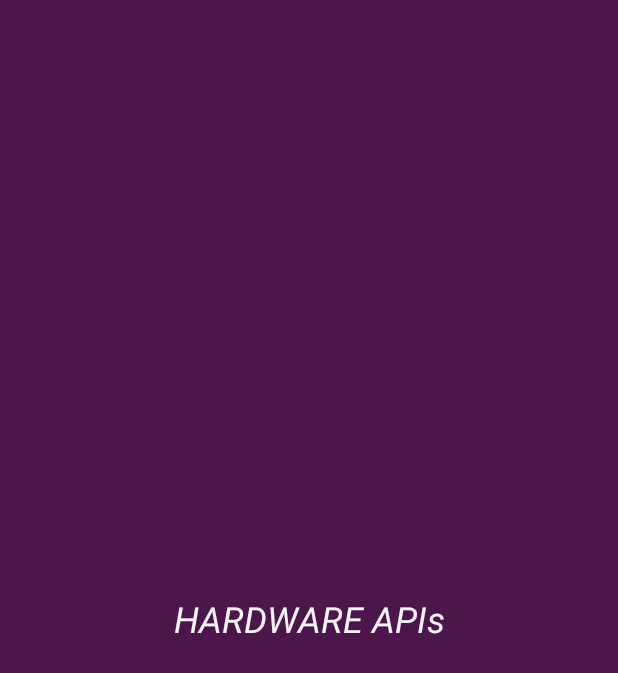
After one commit to ntoane/MTNModule4, an Android app: the layout activity_splash.xml on its own in the app's theme, with its tools: preview values and no code run, on a phone screen of 412 x 824 dp. The commit adds this screen. Shown: the top 673 px of the screen. Run offline under Robolectric (Android 15) with nearby library versions, the phone set to English and light mode, and no system bars.

Commit message:
Final changes

```diff
--- a/app/build.gradle
+++ b/app/build.gradle
@@ -1,6 +1,7 @@
 plugins {
     id 'com.android.application'
     id 'kotlin-android'
+    id 'kotlin-android-extensions'
 }
 
 android {
@@ -44,6 +45,8 @@ dependencies {
     // Kotlin
     implementation "androidx.navigation:navigation-fragment-ktx:$nav_version"
     implementation "androidx.navigation:navigation-ui-ktx:$nav_version"
+    // adding Admob SDK
+    implementation 'com.google.android.gms:play-services-ads:17.0.0'
 
     testImplementation 'junit:junit:4.+'
     androidTestImplementation 'androidx.test.ext:junit:1.1.3'
--- a/app/src/main/java/com/example/hardwareapis/MainActivity.kt
+++ b/app/src/main/java/com/example/hardwareapis/MainActivity.kt
@@ -2,6 +2,7 @@ package com.example.hardwareapis
 
 import androidx.appcompat.app.AppCompatActivity
 import android.os.Bundle
+import androidx.fragment.app.FragmentTransaction
 import androidx.navigation.findNavController
 import androidx.navigation.ui.setupWithNavController
 import com.google.android.material.bottomnavigation.BottomNavigationView
@@ -15,5 +16,9 @@ class MainActivity : AppCompatActivity() {
         val bottomNavigationView = findViewById<BottomNavigationView>(R.id.bottom_navigatin_view)
         val navController = findNavController(R.id.nav_fragment)
         bottomNavigationView.setupWithNavController(navController)
+
+//        val emailFragment = EmailFragment()
+//        val transaction: FragmentTransaction = fragmentManager!!.beginTransaction()
+//        transaction.replace(R.id.main)
     }
 }
--- /dev/null
+++ b/app/src/main/res/drawable/splash_background.xml
@@ -0,0 +1,4 @@
+<?xml version="1.0" encoding="utf-8"?>
+<shape xmlns:android="http://schemas.android.com/apk/res/android">
+    <solid android:color="@color/color_primary"></solid>
+</shape>
--- /dev/null
+++ b/app/src/main/res/layout/activity_splash.xml
@@ -0,0 +1,22 @@
+<?xml version="1.0" encoding="utf-8"?>
+<androidx.constraintlayout.widget.ConstraintLayout xmlns:android="http://schemas.android.com/apk/res/android"
+    xmlns:app="http://schemas.android.com/apk/res-auto"
+    xmlns:tools="http://schemas.android.com/tools"
+    android:layout_width="match_parent"
+    android:layout_height="match_parent"
+    style="?splashBackground"
+    tools:context=".SplashActivity">
+
+    <TextView
+        android:id="@+id/textView"
+        android:layout_width="wrap_content"
+        android:layout_height="wrap_content"
+        android:text="@string/splash_text"
+        android:textColor="@color/greySmoke"
+        android:textSize="24sp"
+        android:textStyle="italic"
+        app:layout_constraintBottom_toBottomOf="parent"
+        app:layout_constraintEnd_toEndOf="parent"
+        app:layout_constraintStart_toStartOf="parent"
+        app:layout_constraintTop_toTopOf="parent" />
+</androidx.constraintlayout.widget.ConstraintLayout>
--- a/app/src/main/res/values-night/themes.xml
+++ b/app/src/main/res/values-night/themes.xml
@@ -14,6 +14,7 @@
         <!-- Customize your theme here. -->
         <item name="android:buttonStyle">@style/button</item>
         <item name="pageBackground">@style/page_background</item>
+        <item name="splashBackground">@style/splash_background</item>
         <item name="textLarge">@style/text_large</item>
         <item name="textRegular">@style/text_regular</item>
         <item name="greyBackground">@style/white_background</item>
--- a/app/src/main/res/values/attrs.xml
+++ b/app/src/main/res/values/attrs.xml
@@ -1,6 +1,7 @@
 <?xml version="1.0" encoding="utf-8"?>
 <resources>
     <attr name="pageBackground" format="reference" />
+    <attr name="splashBackground" format="reference" />
     <attr name="textLarge" format="reference" />
     <attr name="textRegular" format="reference" />
     <attr name="greyBackground" format="reference" />
--- a/app/src/main/res/values/strings.xml
+++ b/app/src/main/res/values/strings.xml
@@ -5,7 +5,9 @@
     <string name="music_file">music.mp3</string>
     <string name="music_icon_text">Music Icon</string>
     <string name="btn_play">Play</string>
+    <string name="btn_pause">Pause</string>
     <string name="take_photo">Take Photho</string>
     <string name="content_photo">Photo Taken</string>
     <string name="btn_send">Send</string>
+    <string name="splash_text">HARDWARE APIs</string>
 </resources>
--- a/app/src/main/res/values/styles.xml
+++ b/app/src/main/res/values/styles.xml
@@ -4,6 +4,10 @@
         <item name="android:background">@drawable/page_background</item>
         <item name="android:paddingLeft">@dimen/padding_horizontal</item>
         <item name="android:paddingRight">@dimen/padding_horizontal</item>
+    </style>
+
+    <style name="splash_background">
+        <item name="android:background">@drawable/splash_background</item>
     </style>
 
     <style name="white_background">
--- a/app/src/main/res/values/themes.xml
+++ b/app/src/main/res/values/themes.xml
@@ -14,6 +14,7 @@
         <!-- Customize your theme here. -->
         <item name="android:buttonStyle">@style/button</item>
         <item name="pageBackground">@style/page_background</item>
+        <item name="splashBackground">@style/splash_background</item>
         <item name="textLarge">@style/text_large</item>
         <item name="textRegular">@style/text_regular</item>
         <item name="greyBackground">@style/white_background</item>
--- a/gradle.properties
+++ b/gradle.properties
@@ -17,3 +17,4 @@ org.gradle.jvmargs=-Xmx2048m -Dfile.encoding=UTF-8
 android.useAndroidX=true
 # Kotlin code style for this project: "official" or "obsolete":
 kotlin.code.style=official
+android.enableJetifier=true
```
Also changed, not shown: app/src/main/AndroidManifest.xml (+8 -1 lines), app/src/main/java/com/example/hardwareapis/EmailFragment.kt (+45 -46 lines), app/src/main/java/com/example/hardwareapis/MusicFragment.kt (+61 -49 lines), app/src/main/java/com/example/hardwareapis/PhotosFragment.kt (+103 -47 lines), app/src/main/java/com/example/hardwareapis/SplashActivity.kt (added, +34 -0 lines), app/src/main/res/layout/fragment_email.xml (+5 -4 lines), app/src/main/res/layout/fragment_photos.xml (+4 -4 lines), 1 other file.
